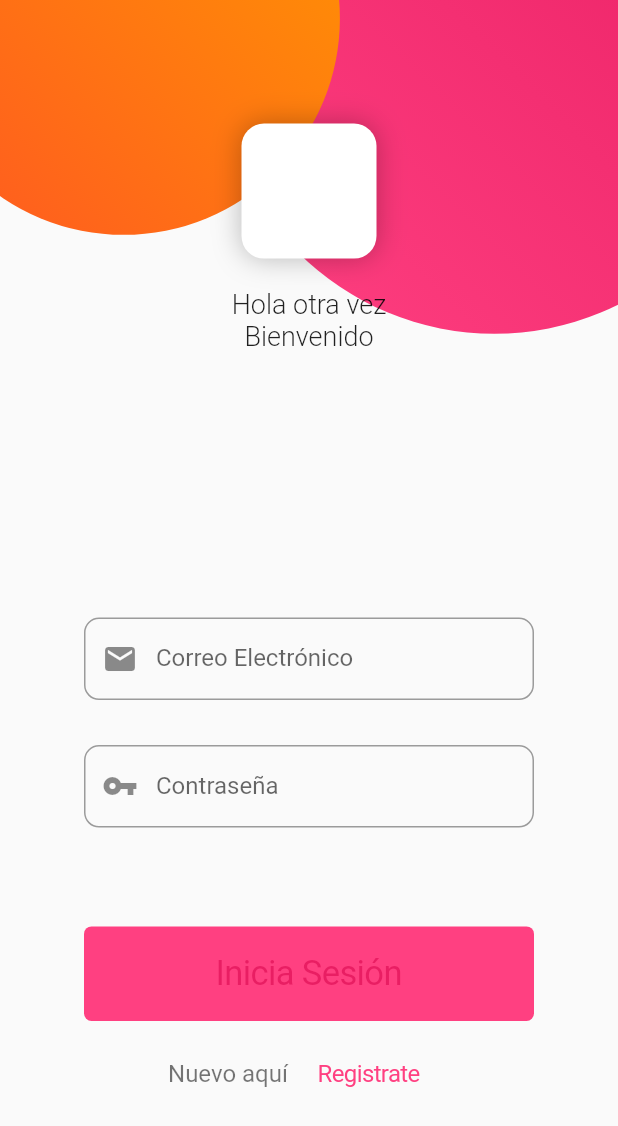
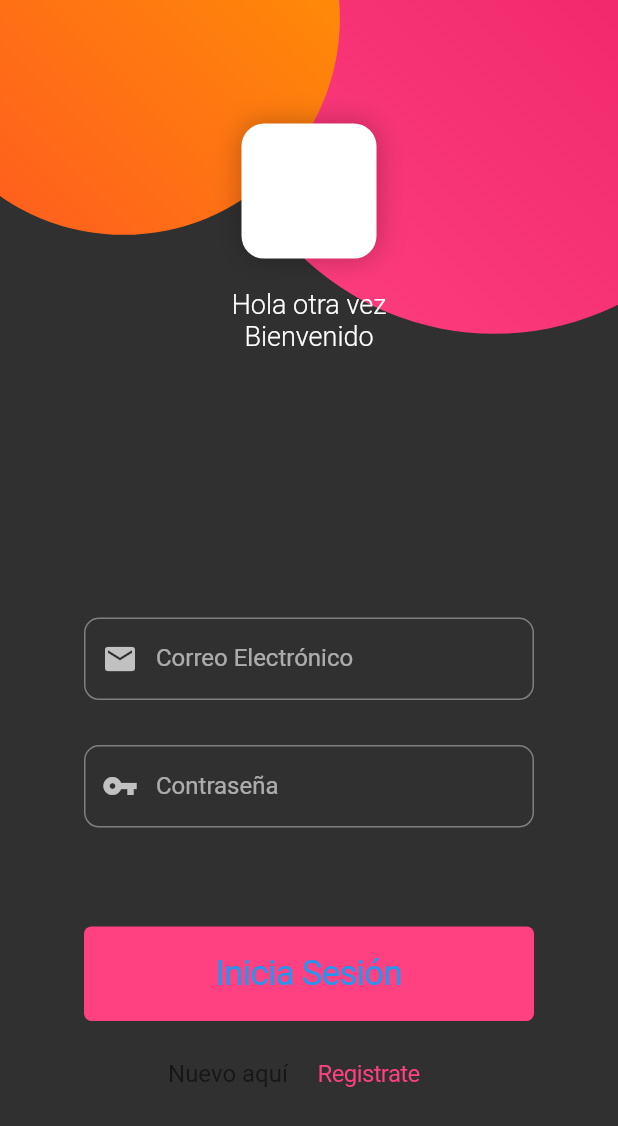
Before and after one commit to DevZamSe/flutter_login_aws, a Flutter app: the screen it shows after launch, on a phone screen of 412 x 824 dp. Shown: the top 1126 px of the screen. Run offline on Flutter 3.47's test engine with Material 2 defaults, Android fonts, the phone set to English and light mode, and no system bars; our stand-ins replace bubble_bottom_bar, flutter_secure_storage; missing offline and left inert: majascan, mapbox_gl.

Commit message:
6.04.2020

```diff
--- a/lib/main.dart
+++ b/lib/main.dart
@@ -6,6 +6,8 @@ import 'package:fluttersecretchat/pages/menu/menu.dart';
 import 'package:fluttersecretchat/pages/menu/pages/inicio.dart';
 import 'package:fluttersecretchat/pages/menu/pages/maps.dart';
 import 'package:fluttersecretchat/pages/menu/pages/scan.dart';
+import 'package:fluttersecretchat/utils/themechanger.dart';
+import 'package:provider/provider.dart';
 
 void main() => runApp(MyApp());
 
@@ -13,12 +15,22 @@ class MyApp extends StatelessWidget {
   // This widget is the root of your application.
   @override
   Widget build(BuildContext context) {
+    return ChangeNotifierProvider<ThemeChanger>(
+      builder: (_) => ThemeChanger(ThemeData.dark()),
+      child: new MaterialAppWithTheme(),
+    );
+  }
+}
+
+class MaterialAppWithTheme extends StatelessWidget {
+  @override
+  Widget build(BuildContext context) {
+    final theme = Provider.of<ThemeChanger>(context);
+
     return MaterialApp(
       title: 'Flutter Demo',
       debugShowCheckedModeBanner: false,
-      theme: ThemeData(
-        primarySwatch: Colors.pink,
-      ),
+      theme: theme.getTheme(),
       home: SplashPage(),
       routes: {
         'login': (context) => LoginPage(),
--- a/pubspec.yaml
+++ b/pubspec.yaml
@@ -46,8 +46,8 @@ flutter:
   uses-material-design: true
 
   # To add assets to your application, add an assets section, like this:
-  assets:
-    - assets/cache.db
+  # assets:
+  #  - assets/cache.db
   #  - images/a_dot_burr.jpeg
   #  - images/a_dot_ham.jpeg
 
```
Also changed, not shown: lib/pages/menu/pages/inicio.dart (+13 -8 lines), lib/pages/menu/pages/perfil.dart (+20 -5 lines), 1 other file.
